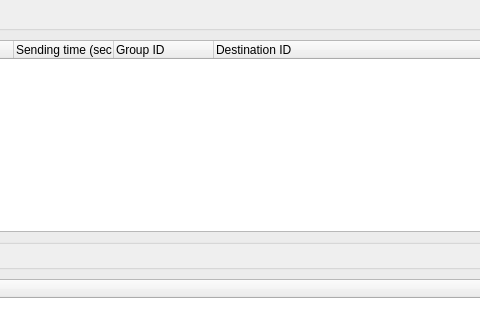
This is retroshare-gui/src/gui/statistics/GxsTransportStatistics.ui in RetroShare/RetroShare as Qt 5 draws it before an edit; both pictures show x 510 to 990 and y 0 to 320 of the 1468 by 779 pixel window. The edited form follows.
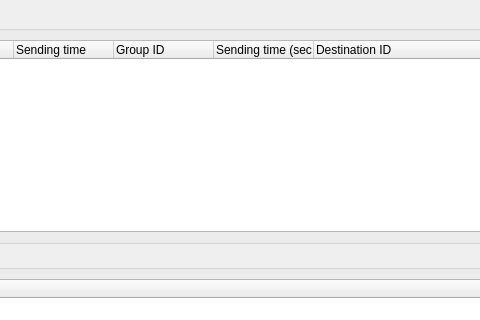
This is the edited form.

Commit message:
Fixed to use GxsIdRSTreeWidgetItem on Pending packets & pending data items
Fixed to use GxsIdRSTreeWidgetItem on Pending packets & pending data items
Added to display on Pending data items the time in seconds
Set text alingment for some items

Diff of the .ui file:
```diff
--- a/retroshare-gui/src/gui/statistics/GxsTransportStatistics.ui
+++ b/retroshare-gui/src/gui/statistics/GxsTransportStatistics.ui
@@ -70,7 +70,7 @@
         </column>
         <column>
          <property name="text">
-          <string>Sending time (secs ago)</string>
+          <string>Sending time</string>
          </property>
         </column>
         <column>
@@ -78,6 +78,11 @@
           <string>Group ID</string>
          </property>
         </column>
+        <column>
+         <property name="text">
+          <string>Sending time (secs ago)</string>
+         </property>
+        </column>
         <column>
          <property name="text">
           <string>Destination ID</string>
```
The commit also changes 2 other files.
